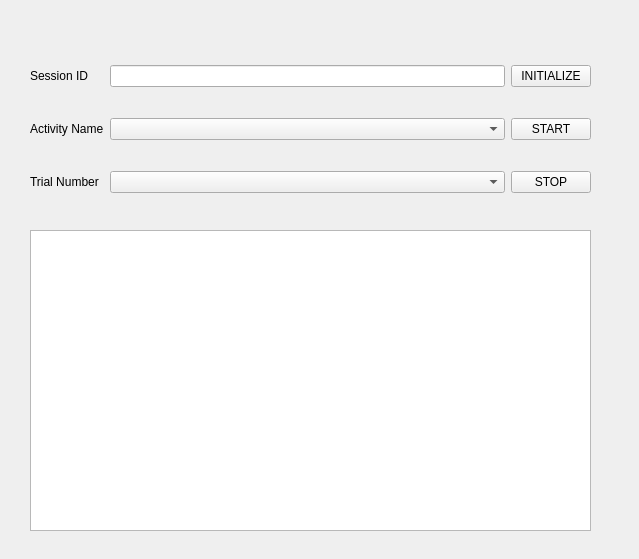
Before: the Qt Designer form src/gear_gui/gear_image_capture/resource/gear_image_capture.ui in prarobo/gear, drawn with Qt 5.
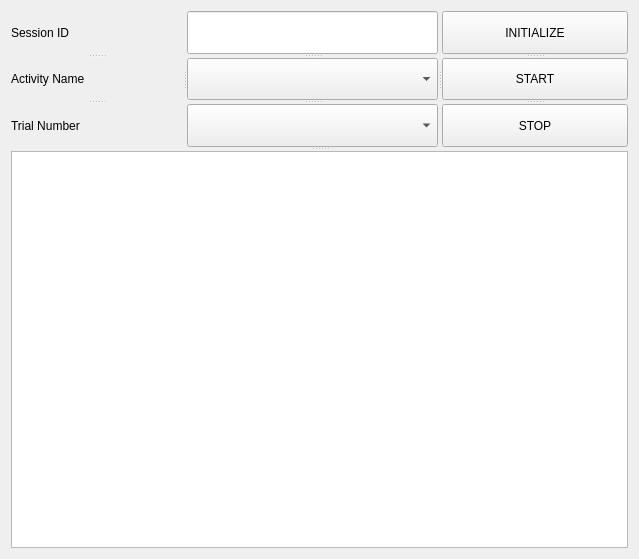
After: the same form once the commit is applied.

The edit to the form file:
```diff
--- a/src/gear_gui/gear_image_capture/resource/gear_image_capture.ui
+++ b/src/gear_gui/gear_image_capture/resource/gear_image_capture.ui
@@ -10,82 +10,148 @@
     <height>559</height>
    </rect>
   </property>
+  <property name="sizePolicy">
+   <sizepolicy hsizetype="Expanding" vsizetype="Expanding">
+    <horstretch>0</horstretch>
+    <verstretch>0</verstretch>
+   </sizepolicy>
+  </property>
   <property name="windowTitle">
    <string>Form</string>
   </property>
-  <widget class="QWidget" name="layoutWidget">
-   <property name="geometry">
-    <rect>
-     <x>30</x>
-     <y>40</y>
-     <width>561</width>
-     <height>179</height>
-    </rect>
-   </property>
-   <layout class="QGridLayout" name="gridLayout">
-    <item row="2" column="0">
-     <widget class="QLabel" name="lblTrialNumber">
-      <property name="text">
-       <string>Trial Number</string>
+  <layout class="QGridLayout" name="gridLayout">
+   <item row="0" column="0">
+    <widget class="QSplitter" name="splitter_5">
+     <property name="orientation">
+      <enum>Qt::Vertical</enum>
+     </property>
+     <widget class="QSplitter" name="splitter_4">
+      <property name="sizePolicy">
+       <sizepolicy hsizetype="Expanding" vsizetype="Expanding">
+        <horstretch>0</horstretch>
+        <verstretch>0</verstretch>
+       </sizepolicy>
       </property>
-     </widget>
-    </item>
-    <item row="0" column="2">
-     <widget class="QPushButton" name="btnInitialize">
-      <property name="text">
-       <string>INITIALIZE</string>
+      <property name="orientation">
+       <enum>Qt::Horizontal</enum>
       </property>
+      <widget class="QSplitter" name="splitter">
+       <property name="orientation">
+        <enum>Qt::Vertical</enum>
+       </property>
+       <widget class="QLabel" name="lblSessionID">
+        <property name="sizePolicy">
+         <sizepolicy hsizetype="Expanding" vsizetype="Fixed">
+          <horstretch>0</horstretch>
+          <verstretch>0</verstretch>
+         </sizepolicy>
+        </property>
+        <property name="text">
+         <string>Session ID</string>
+        </property>
+       </widget>
+       <widget class="QLabel" name="lblActivityName">
+        <property name="sizePolicy">
+         <sizepolicy hsizetype="Expanding" vsizetype="Fixed">
+          <horstretch>0</horstretch>
+          <verstretch>0</verstretch>
+         </sizepolicy>
+        </property>
+        <property name="text">
+         <string>Activity Name</string>
+        </property>
+       </widget>
+       <widget class="QLabel" name="lblTrialNumber">
+        <property name="sizePolicy">
+         <sizepolicy hsizetype="Expanding" vsizetype="Fixed">
+          <horstretch>0</horstretch>
+          <verstretch>0</verstretch>
+         </sizepolicy>
+        </property>
+        <property name="text">
+         <string>Trial Number</string>
+        </property>
+       </widget>
+      </widget>
+      <widget class="QSplitter" name="splitter_2">
+       <property name="orientation">
+        <enum>Qt::Vertical</enum>
+       </property>
+       <widget class="QLineEdit" name="txtSession">
+        <property name="sizePolicy">
+         <sizepolicy hsizetype="Expanding" vsizetype="Expanding">
+          <horstretch>0</horstretch>
+          <verstretch>0</verstretch>
+         </sizepolicy>
+        </property>
+       </widget>
+       <widget class="QComboBox" name="comboActivity">
+        <property name="sizePolicy">
+         <sizepolicy hsizetype="Expanding" vsizetype="Fixed">
+          <horstretch>0</horstretch>
+          <verstretch>0</verstretch>
+         </sizepolicy>
+        </property>
+       </widget>
+       <widget class="QComboBox" name="comboTrial">
+        <property name="sizePolicy">
+         <sizepolicy hsizetype="Expanding" vsizetype="Fixed">
+          <horstretch>0</horstretch>
+          <verstretch>0</verstretch>
+         </sizepolicy>
+        </property>
+       </widget>
+      </widget>
+      <widget class="QSplitter" name="splitter_3">
+       <property name="orientation">
+        <enum>Qt::Vertical</enum>
+       </property>
+       <widget class="QPushButton" name="btnInitialize">
+        <property name="sizePolicy">
+         <sizepolicy hsizetype="Expanding" vsizetype="Fixed">
+          <horstretch>0</horstretch>
+          <verstretch>0</verstretch>
+         </sizepolicy>
+        </property>
+        <property name="text">
+         <string>INITIALIZE</string>
+        </property>
+       </widget>
+       <widget class="QPushButton" name="btnStart">
+        <property name="sizePolicy">
+         <sizepolicy hsizetype="Expanding" vsizetype="Fixed">
+          <horstretch>0</horstretch>
+          <verstretch>0</verstretch>
+         </sizepolicy>
+        </property>
+        <property name="text">
+         <string>START</string>
+        </property>
+       </widget>
+       <widget class="QPushButton" name="btnStop">
+        <property name="sizePolicy">
+         <sizepolicy hsizetype="Expanding" vsizetype="Fixed">
+          <horstretch>0</horstretch>
+          <verstretch>0</verstretch>
+         </sizepolicy>
+        </property>
+        <property name="text">
+         <string>STOP</string>
+        </property>
+       </widget>
+      </widget>
      </widget>
-    </item>
-    <item row="1" column="0">
-     <widget class="QLabel" name="lblActivityName">
-      <property name="text">
-       <string>Activity Name</string>
+     <widget class="QTextEdit" name="txtOutput">
+      <property name="sizePolicy">
+       <sizepolicy hsizetype="MinimumExpanding" vsizetype="MinimumExpanding">
+        <horstretch>0</horstretch>
+        <verstretch>0</verstretch>
+       </sizepolicy>
       </property>
      </widget>
-    </item>
-    <item row="0" column="0">
-     <widget class="QLabel" name="lblSessionID">
-      <property name="text">
-       <string>Session ID</string>
-      </property>
-     </widget>
-    </item>
-    <item row="1" column="1">
-     <widget class="QComboBox" name="comboActivity"/>
-    </item>
-    <item row="2" column="1">
-     <widget class="QComboBox" name="comboTrial"/>
-    </item>
-    <item row="1" column="2">
-     <widget class="QPushButton" name="btnStart">
-      <property name="text">
-       <string>START</string>
-      </property>
-     </widget>
-    </item>
-    <item row="2" column="2">
-     <widget class="QPushButton" name="btnStop">
-      <property name="text">
-       <string>STOP</string>
-      </property>
-     </widget>
-    </item>
-    <item row="0" column="1">
-     <widget class="QLineEdit" name="txtSession"/>
-    </item>
-   </layout>
-  </widget>
-  <widget class="QTextEdit" name="txtOutput">
-   <property name="geometry">
-    <rect>
-     <x>30</x>
-     <y>230</y>
-     <width>561</width>
-     <height>301</height>
-    </rect>
-   </property>
-  </widget>
+    </widget>
+   </item>
+  </layout>
  </widget>
  <resources/>
  <connections/>
```
